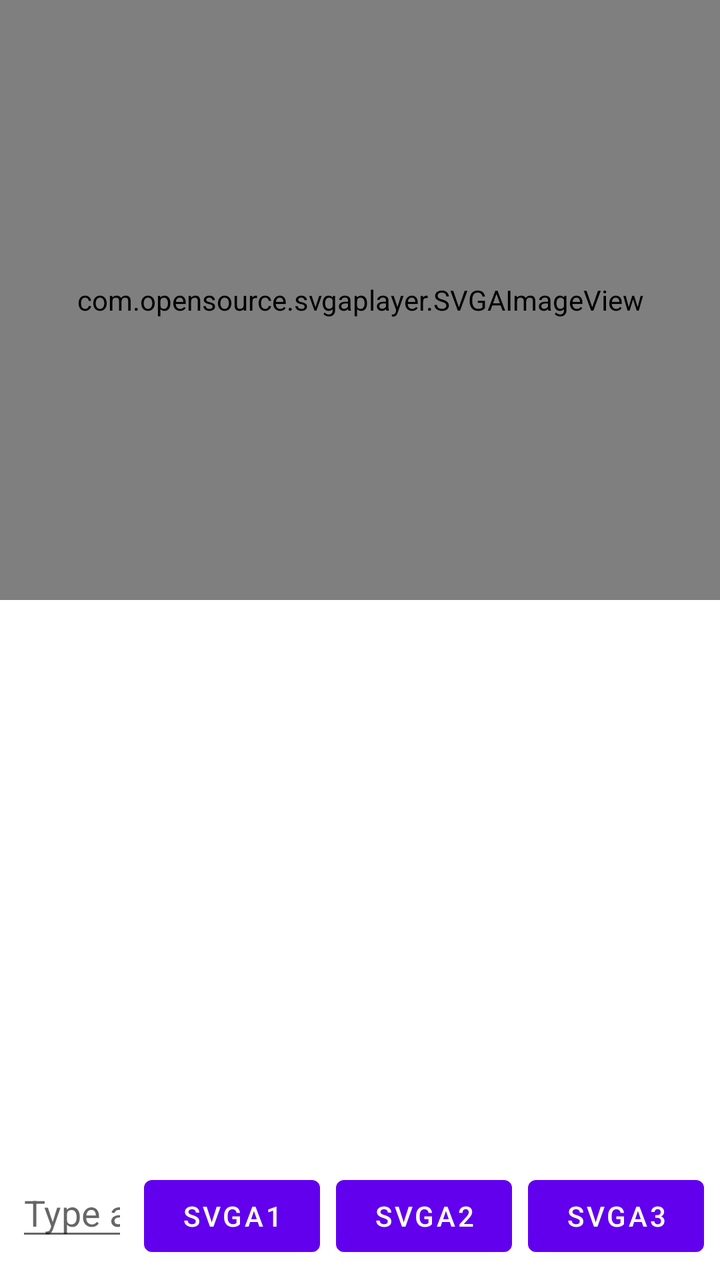
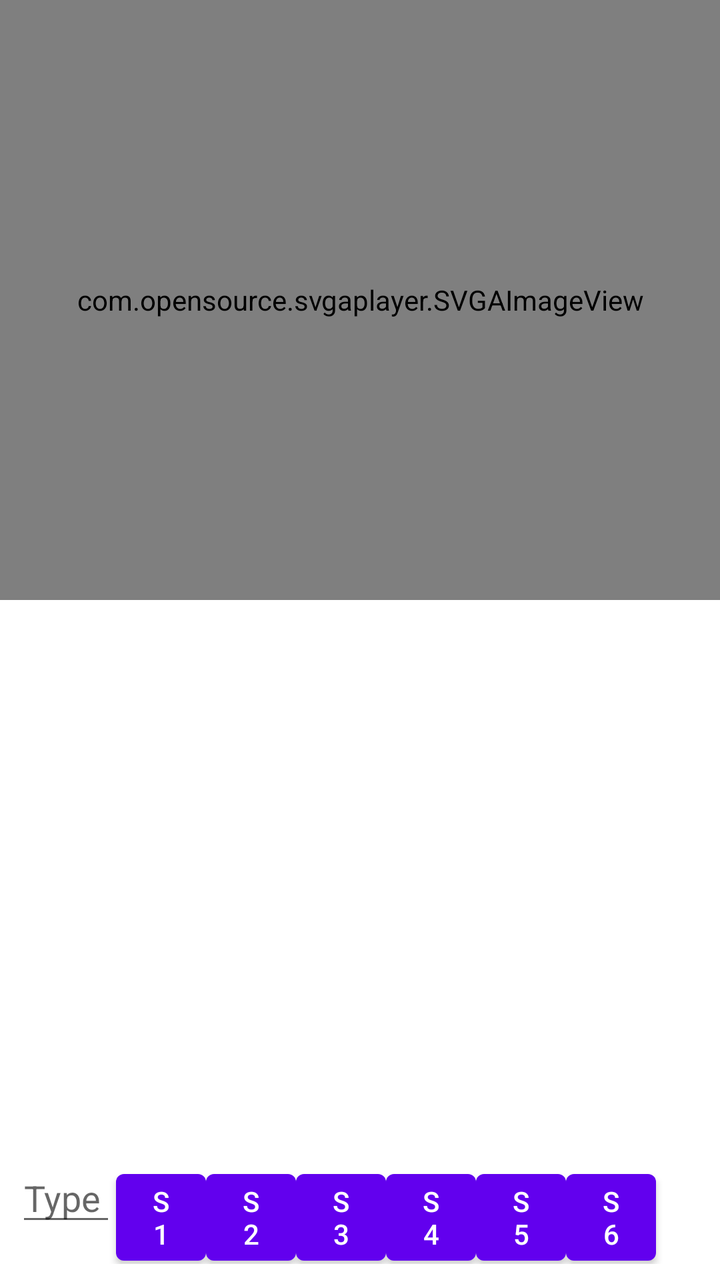

An Android layout rendered at two revisions. The XML below is the earlier revision; the diff shows what the commit changed to produce the second picture.
<!-- AndroidManifest.xml: application theme Theme.FirstApplication -->
<!-- res/layout/activity_svga.xml -->
<?xml version="1.0" encoding="utf-8"?>
<androidx.constraintlayout.widget.ConstraintLayout xmlns:android="http://schemas.android.com/apk/res/android"
    xmlns:app="http://schemas.android.com/apk/res-auto"
    android:layout_width="match_parent"
    android:layout_height="match_parent">

    <androidx.recyclerview.widget.RecyclerView
        android:id="@+id/recyclerView"
        android:layout_width="match_parent"
        android:layout_height="wrap_content"
        app:layout_constraintTop_toTopOf="parent"
        app:layout_constraintStart_toStartOf="parent"
        app:layout_constraintEnd_toEndOf="parent" />
    <com.opensource.svgaplayer.SVGAImageView
        android:id="@+id/svgaView"
        android:layout_width="match_parent"
        android:layout_height="300dp"
        android:gravity="center"
        android:layoutDirection="ltr"
        android:visibility="visible"
        app:clearsAfterStop="true"
        app:layout_constraintStart_toStartOf="parent"
        app:layout_constraintTop_toTopOf="parent"
        app:loopCount="1" />
    <LinearLayout
        android:id="@+id/inputLayout"
        android:layout_width="0dp"
        android:layout_height="wrap_content"
        android:orientation="horizontal"
        android:padding="8dp"
        app:layout_constraintBottom_toBottomOf="parent"
        app:layout_constraintStart_toStartOf="parent"
        app:layout_constraintEnd_toEndOf="parent">

        <EditText
            android:id="@+id/editText"
            android:layout_width="0dp"
            android:layout_height="wrap_content"
            android:layout_weight="1"
            android:hint="Type a message"
            android:imeOptions="actionSend"
            android:inputType="text"
            android:maxLines="3" />

        <Button
            android:id="@+id/sendButton"
            android:layout_width="wrap_content"
            android:layout_height="wrap_content"
            android:layout_marginStart="8dp"
            android:text="svga1" />
        <Button
            android:id="@+id/sendButton1"
            android:layout_width="wrap_content"
            android:layout_height="wrap_content"
            android:layout_marginStart="8dp"
            android:text="svga2" />
        <Button
            android:id="@+id/sendButton2"
            android:layout_width="wrap_content"
            android:layout_height="wrap_content"
            android:layout_marginStart="8dp"
            android:text="svga3" />

    </LinearLayout>

</androidx.constraintlayout.widget.ConstraintLayout>
<!-- resources referenced by this layout -->
<resources>
  <style name="Theme.FirstApplication" parent="Theme.MaterialComponents.DayNight.NoActionBar">
          
          <item name="colorPrimary">@color/purple_500</item>
          <item name="colorPrimaryVariant">@color/purple_700</item>
          <item name="colorOnPrimary">@color/white</item>
          
          <item name="colorSecondary">@color/teal_200</item>
          <item name="android:windowNoTitle">true</item>
  
          <item name="colorSecondaryVariant">@color/teal_700</item>
          <item name="colorOnSecondary">@color/black</item>
          
          <item name="android:statusBarColor">?attr/colorPrimaryVariant</item>
          
      </style>
  <color name="purple_500">#FF6200EE</color>
  <color name="purple_700">#FF3700B3</color>
  <color name="white">#FFFFFFFF</color>
  <color name="teal_200">#FF03DAC5</color>
  <color name="teal_700">#FF018786</color>
  <color name="black">#FF000000</color>
</resources>

<!-- the commit's change to res/layout/activity_svga.xml (unified diff, before → after) -->
@@ -34,9 +34,8 @@
 
         <EditText
             android:id="@+id/editText"
-            android:layout_width="0dp"
+            android:layout_width="50dp"
             android:layout_height="wrap_content"
-            android:layout_weight="1"
             android:hint="Type a message"
             android:imeOptions="actionSend"
             android:inputType="text"
@@ -44,22 +43,34 @@
 
         <Button
             android:id="@+id/sendButton"
-            android:layout_width="wrap_content"
+            android:layout_width="45dp"
             android:layout_height="wrap_content"
-            android:layout_marginStart="8dp"
-            android:text="svga1" />
+            android:text="s1" />
         <Button
             android:id="@+id/sendButton1"
-            android:layout_width="wrap_content"
+            android:layout_width="45dp"
             android:layout_height="wrap_content"
-            android:layout_marginStart="8dp"
-            android:text="svga2" />
+            android:text="s2" />
         <Button
             android:id="@+id/sendButton2"
-            android:layout_width="wrap_content"
+            android:layout_width="45dp"
             android:layout_height="wrap_content"
-            android:layout_marginStart="8dp"
-            android:text="svga3" />
+            android:text="s3" />
+        <Button
+            android:id="@+id/sendButton3"
+            android:layout_width="45dp"
+            android:layout_height="wrap_content"
+            android:text="s4" />
+        <Button
+            android:id="@+id/sendButton4"
+            android:layout_width="45dp"
+            android:layout_height="wrap_content"
+            android:text="s5" />
+        <Button
+            android:id="@+id/sendButton5"
+            android:layout_width="45dp"
+            android:layout_height="wrap_content"
+            android:text="s6" />
 
     </LinearLayout>
 
